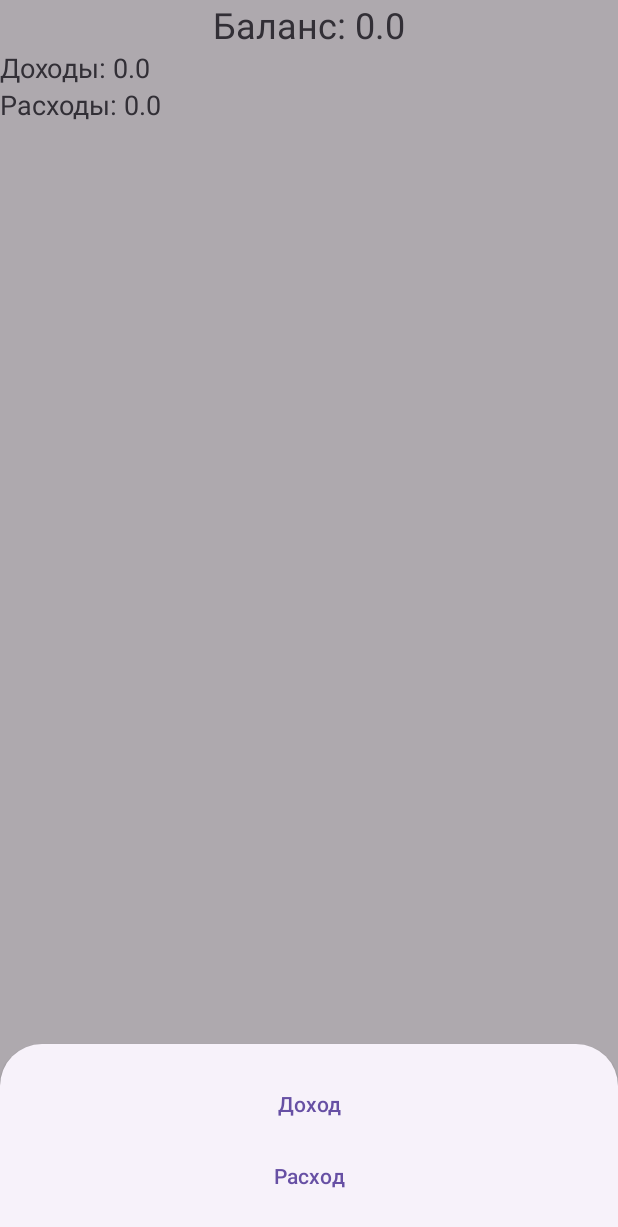
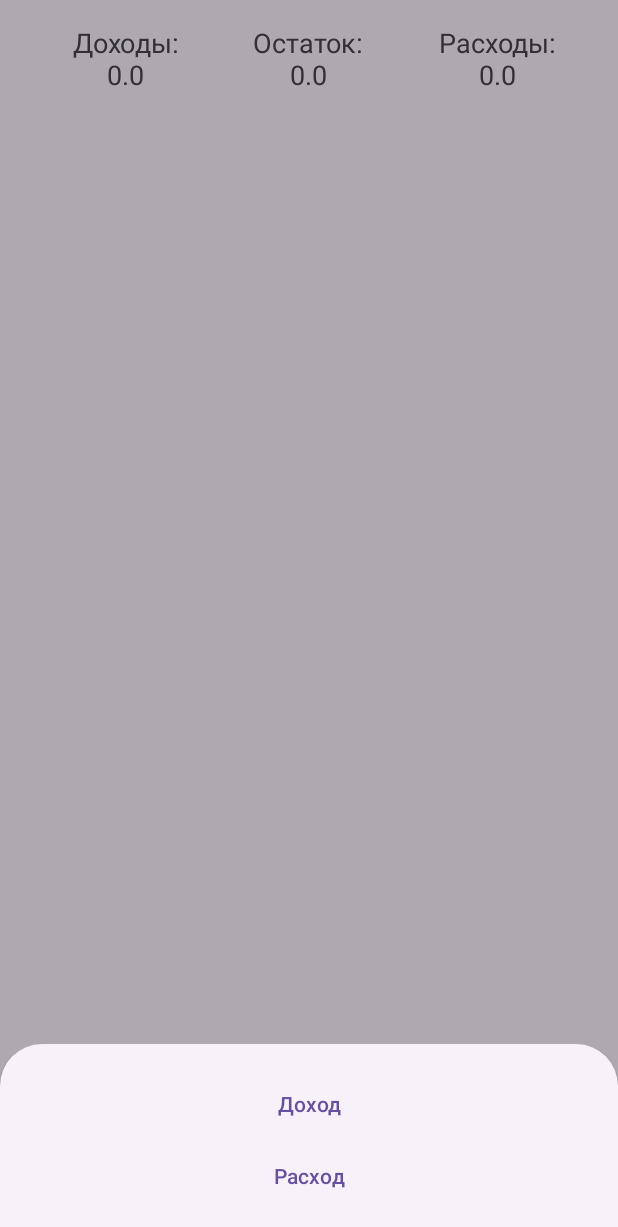
Before and after one commit to Whymeet/WalletObserve, an Android app: the screen it shows after launch (MainActivity), after a tap on "Добавить операцию", on a phone screen of 412 x 824 dp. Shown: the top 1227 px of the screen. Run offline under Robolectric (Android 15) with nearby library versions, the phone set to English and light mode, and no system bars.

Commit message:
Color fix

```diff
--- a/app/src/main/java/com/example/wallet/AddOperationActivity.java
+++ b/app/src/main/java/com/example/wallet/AddOperationActivity.java
@@ -48,12 +48,16 @@ public class AddOperationActivity extends AppCompatActivity {
             }
 
             LocalDate date;
+            if (editTextDate.getText().toString().isEmpty()) {
+                date = LocalDate.now();
+            } else {
                 try {
                     DateTimeFormatter formatter = DateTimeFormatter.ofPattern("dd.MM.yyyy");
                     date = LocalDate.parse(editTextDate.getText().toString(), formatter);
                 } catch (DateTimeParseException e) {
                     Toast.makeText(AddOperationActivity.this, "Некорректный ввод даты", Toast.LENGTH_SHORT).show();
                     return;
+                }
             }
 
             String remark = editTextRemark.getText().toString();
--- a/app/src/main/java/com/example/wallet/MainActivity.java
+++ b/app/src/main/java/com/example/wallet/MainActivity.java
@@ -66,9 +66,9 @@ public class MainActivity extends AppCompatActivity {
             }
         }
 
-        textViewBalance.setText("Баланс: " + balance);
-        textViewIncome.setText("Доходы: " + income);
-        textViewExpense.setText("Расходы: " + expense);
+        textViewBalance.setText("Остаток:\n" + balance);
+        textViewIncome.setText("Доходы:\n" + income);
+        textViewExpense.setText("Расходы:\n" + expense);
     }
 
     private void showOperationTypeDialog() {
--- a/app/src/main/java/com/example/wallet/OperationsAdapter.java
+++ b/app/src/main/java/com/example/wallet/OperationsAdapter.java
@@ -1,4 +1,5 @@
 package com.example.wallet;
+
 import android.content.Context;
 import android.view.LayoutInflater;
 import android.view.View;
@@ -43,16 +44,14 @@ public class OperationsAdapter extends BaseAdapter {
 
         IOperation operation = (IOperation) getItem(position);
 
-        // Установка текста элементов
         ((TextView) view.findViewById(R.id.textViewDate)).setText(operation.getDate().toString());
         ((TextView) view.findViewById(R.id.textViewAmount)).setText(String.format("%.2f", operation.getAmountMoney()));
         ((TextView) view.findViewById(R.id.textViewRemark)).setText(operation.getRemark());
-
         // Изменение цвета фона в зависимости от типа операции
         if (operation instanceof OperationPlus) {
-            view.setBackgroundColor(view.getContext().getResources().getColor(android.R.color.holo_green_light));
+            view.setBackgroundColor(view.getContext().getResources().getColor(R.color.green));
         } else if (operation instanceof OperationMinus) {
-            view.setBackgroundColor(view.getContext().getResources().getColor(android.R.color.holo_red_light));
+            view.setBackgroundColor(view.getContext().getResources().getColor(R.color.red));
         }
 
         return view;
--- /dev/null
+++ b/app/src/main/res/drawable/rounded_background.xml
@@ -0,0 +1,6 @@
+<?xml version="1.0" encoding="utf-8"?>
+<shape xmlns:android="http://schemas.android.com/apk/res/android"
+    android:shape="rectangle">
+    <solid android:color="#FFFFFF"/> <!-- Задайте нужный фоновый цвет по умолчанию -->
+    <corners android:radius="16dp"/> <!-- Закругление углов -->
+</shape>
--- a/app/src/main/res/layout/activity_main.xml
+++ b/app/src/main/res/layout/activity_main.xml
@@ -1,68 +1,62 @@
 <?xml version="1.0" encoding="utf-8"?>
-<androidx.constraintlayout.widget.ConstraintLayout xmlns:android="http://schemas.android.com/apk/res/android"
-    xmlns:app="http://schemas.android.com/apk/res-auto"
-    xmlns:tools="http://schemas.android.com/tools"
+<RelativeLayout xmlns:android="http://schemas.android.com/apk/res/android"
     android:id="@+id/main"
     android:layout_width="match_parent"
-    android:layout_height="match_parent"
-    tools:context=".MainActivity">
+    android:layout_height="match_parent">
+
+    <RelativeLayout
+        android:id="@+id/upper_bag"
+        android:layout_width="match_parent"
+        android:layout_height="wrap_content"
+        android:padding="16dp">
 
         <TextView
             android:id="@+id/textViewBalance"
-        android:layout_width="0dp"
+            android:layout_width="wrap_content"
             android:layout_height="wrap_content"
-        android:text="Баланс: 0"
+            android:text="Остаток:\n 0"
             android:gravity="center"
-        android:textSize="24sp"
-        app:layout_constraintTop_toTopOf="parent"
-        app:layout_constraintStart_toStartOf="parent"
-        app:layout_constraintEnd_toEndOf="parent"/>
+            android:textSize="18sp"
+            android:layout_centerHorizontal="true"/>
 
         <TextView
             android:id="@+id/textViewIncome"
-        android:layout_width="0dp"
+            android:layout_width="wrap_content"
             android:layout_height="wrap_content"
-        android:text="Доходы: 0"
+            android:text="Доходы:\n 0"
+            android:gravity="center"
             android:textSize="18sp"
-        app:layout_constraintTop_toBottomOf="@id/textViewBalance"
-        app:layout_constraintStart_toStartOf="parent"
-        app:layout_constraintEnd_toEndOf="parent"/>
+            android:layout_toStartOf="@id/textViewBalance"
+            android:layout_marginEnd="50dp"/>
 
         <TextView
             android:id="@+id/textViewExpense"
-        android:layout_width="0dp"
+            android:layout_width="wrap_content"
             android:layout_height="wrap_content"
-        android:text="Расходы: 0"
+            android:text="Расходы:\n 0"
+            android:gravity="center"
             android:textSize="18sp"
-        app:layout_constraintTop_toBottomOf="@id/textViewIncome"
-        app:layout_constraintStart_toStartOf="parent"
-        app:layout_constraintEnd_toEndOf="parent"/>
+            android:layout_toEndOf="@id/textViewBalance"
+            android:layout_marginStart="50dp"/>
+    </RelativeLayout>
 
     <ListView
+
         android:id="@+id/listViewOperations"
-        android:layout_width="0dp"
-        android:layout_height="0dp"
-        app:layout_constraintTop_toBottomOf="@id/textViewExpense"
-        app:layout_constraintBottom_toTopOf="@id/buttonAddOperation"
-        app:layout_constraintStart_toStartOf="parent"
-        app:layout_constraintEnd_toEndOf="parent"/>
+        android:layout_width="match_parent"
+        android:layout_height="480dp"
+        android:layout_below="@id/upper_bag"
+        android:layout_marginTop="4dp"
+        android:layout_marginHorizontal="10dp"/>
+
 
     <Button
         android:id="@+id/buttonAddOperation"
-        android:layout_width="0dp"
+        android:layout_width="match_parent"
         android:layout_height="wrap_content"
-        android:outlineAmbientShadowColor="#130A0A"
+        android:text="Добавить операцию"
+        android:textColor="@color/black"
 
-        android:outlineSpotShadowColor="#884D4D"
-        android:shadowColor="#150F0F"
-        android:text="Добавить операцию"
-        android:textColor="@color/white"
-        android:textColorHighlight="#421E1E"
-        android:textColorHint="#7E1F1F"
-        android:textColorLink="#150A0A"
-        app:layout_constraintBottom_toBottomOf="parent"
-        app:layout_constraintEnd_toEndOf="parent"
-        app:layout_constraintStart_toStartOf="parent"
-        app:rippleColor="#422727"
-        app:strokeColor="#552323" />
-</androidx.constraintlayout.widget.ConstraintLayout>
+        android:layout_alignParentBottom="true"
+        android:layout_margin="16dp"/>
+</RelativeLayout>
--- a/app/src/main/res/layout/operation_item.xml
+++ b/app/src/main/res/layout/operation_item.xml
@@ -3,7 +3,9 @@
     android:layout_width="match_parent"
     android:layout_height="wrap_content"
     android:orientation="horizontal"
-    android:padding="16dp">
+    android:padding="16dp"
+    android:background="@drawable/rounded_background"
+    android:layout_margin="8dp">
 
     <TextView
         android:id="@+id/textViewDate"
--- a/app/src/main/res/values/colors.xml
+++ b/app/src/main/res/values/colors.xml
@@ -2,5 +2,7 @@
 <resources>
     <color name="black">#FF000000</color>
     <color name="white">#FFFFFFFF</color>
+    <color name="green">#43A858</color>
+    <color name="red">#6e2325</color>
 
 </resources>
```
Lines whose indentation alone changed are shown as unchanged.
